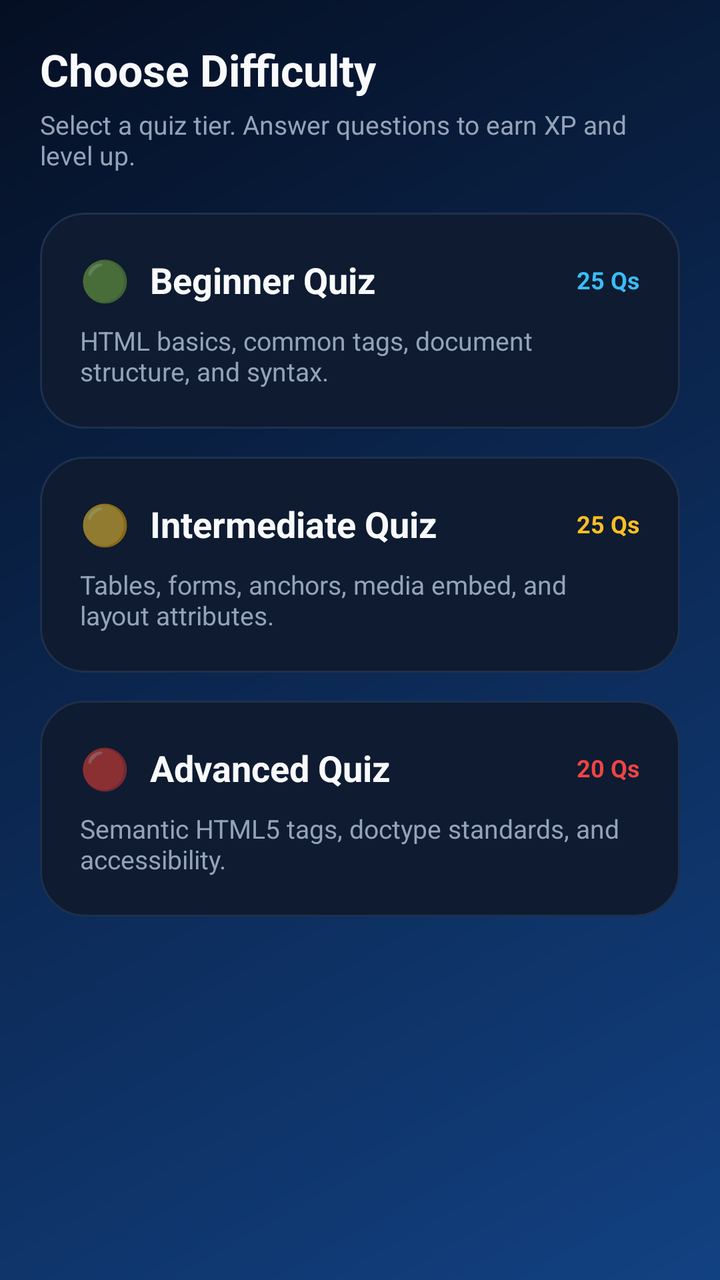
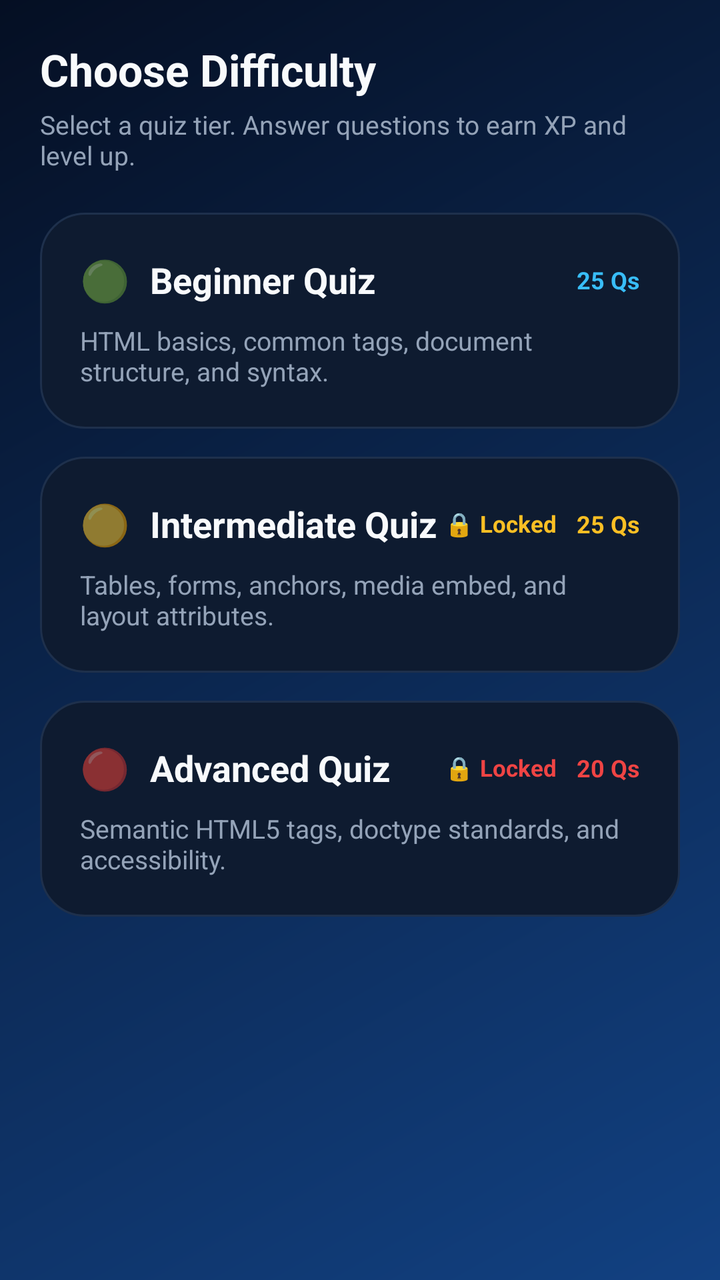

Screens rendered from an Android XML layout before and after an edit, with the pre-edit source and the edit as a unified diff.
<!-- AndroidManifest.xml: application theme Theme.DigiView -->
<!-- res/layout/layout_quiz_hub.xml -->
<?xml version="1.0" encoding="utf-8"?>
<FrameLayout
    xmlns:android="http://schemas.android.com/apk/res/android"
    xmlns:app="http://schemas.android.com/apk/res-auto"
    android:layout_width="match_parent"
    android:layout_height="match_parent">

    
    <ScrollView
        android:id="@+id/quizDifficultyView"
        android:layout_width="match_parent"
        android:layout_height="match_parent"
        android:fillViewport="true"
        android:visibility="visible">

        <LinearLayout
            android:layout_width="match_parent"
            android:layout_height="wrap_content"
            android:orientation="vertical"
            android:padding="20dp">

            <TextView
                android:layout_width="wrap_content"
                android:layout_height="wrap_content"
                android:text="Choose Difficulty"
                android:textColor="@color/text_white"
                android:textSize="22sp"
                android:textStyle="bold" />

            <TextView
                android:layout_width="wrap_content"
                android:layout_height="wrap_content"
                android:text="Select a quiz tier. Answer questions to earn XP and level up."
                android:textColor="@color/muted"
                android:textSize="13sp"
                android:layout_marginTop="4dp"
                android:layout_marginBottom="20dp" />

            
            <LinearLayout
                android:id="@+id/btnTierBeginner"
                android:layout_width="match_parent"
                android:layout_height="wrap_content"
                android:background="@drawable/bg_card"
                android:orientation="vertical"
                android:padding="20dp"
                android:clickable="true"
                android:focusable="true">

                <LinearLayout
                    android:layout_width="match_parent"
                    android:layout_height="wrap_content"
                    android:orientation="horizontal"
                    android:gravity="center_vertical">

                    <TextView
                        android:layout_width="wrap_content"
                        android:layout_height="wrap_content"
                        android:text="🟢"
                        android:textSize="20sp"
                        android:layout_marginEnd="10dp" />

                    <TextView
                        android:layout_width="0dp"
                        android:layout_height="wrap_content"
                        android:layout_weight="1"
                        android:text="Beginner Quiz"
                        android:textColor="@color/text_white"
                        android:textSize="18sp"
                        android:textStyle="bold" />

                    <TextView
                        android:layout_width="wrap_content"
                        android:layout_height="wrap_content"
                        android:text="25 Qs"
                        android:textColor="@color/cyan"
                        android:textSize="12sp"
                        android:textStyle="bold" />
                </LinearLayout>

                <TextView
                    android:layout_width="wrap_content"
                    android:layout_height="wrap_content"
                    android:text="HTML basics, common tags, document structure, and syntax."
                    android:textColor="@color/muted"
                    android:textSize="13sp"
                    android:layout_marginTop="8dp" />
            </LinearLayout>

            
            <LinearLayout
                android:id="@+id/btnTierIntermediate"
                android:layout_width="match_parent"
                android:layout_height="wrap_content"
                android:background="@drawable/bg_card"
                android:orientation="vertical"
                android:padding="20dp"
                android:clickable="true"
                android:focusable="true"
                android:layout_marginTop="14dp">

                <LinearLayout
                    android:layout_width="match_parent"
                    android:layout_height="wrap_content"
                    android:orientation="horizontal"
                    android:gravity="center_vertical">

                    <TextView
                        android:layout_width="wrap_content"
                        android:layout_height="wrap_content"
                        android:text="🟡"
                        android:textSize="20sp"
                        android:layout_marginEnd="10dp" />

                    <TextView
                        android:layout_width="0dp"
                        android:layout_height="wrap_content"
                        android:layout_weight="1"
                        android:text="Intermediate Quiz"
                        android:textColor="@color/text_white"
                        android:textSize="18sp"
                        android:textStyle="bold" />

                    <TextView
                        android:layout_width="wrap_content"
                        android:layout_height="wrap_content"
                        android:text="25 Qs"
                        android:textColor="@color/amber"
                        android:textSize="12sp"
                        android:textStyle="bold" />
                </LinearLayout>

                <TextView
                    android:layout_width="wrap_content"
                    android:layout_height="wrap_content"
                    android:text="Tables, forms, anchors, media embed, and layout attributes."
                    android:textColor="@color/muted"
                    android:textSize="13sp"
                    android:layout_marginTop="8dp" />
            </LinearLayout>

            
            <LinearLayout
                android:id="@+id/btnTierAdvanced"
                android:layout_width="match_parent"
                android:layout_height="wrap_content"
                android:background="@drawable/bg_card"
                android:orientation="vertical"
                android:padding="20dp"
                android:clickable="true"
                android:focusable="true"
                android:layout_marginTop="14dp">

                <LinearLayout
                    android:layout_width="match_parent"
                    android:layout_height="wrap_content"
                    android:orientation="horizontal"
                    android:gravity="center_vertical">

                    <TextView
                        android:layout_width="wrap_content"
                        android:layout_height="wrap_content"
                        android:text="🔴"
                        android:textSize="20sp"
                        android:layout_marginEnd="10dp" />

                    <TextView
                        android:layout_width="0dp"
                        android:layout_height="wrap_content"
                        android:layout_weight="1"
                        android:text="Advanced Quiz"
                        android:textColor="@color/text_white"
                        android:textSize="18sp"
                        android:textStyle="bold" />

                    <TextView
                        android:layout_width="wrap_content"
                        android:layout_height="wrap_content"
                        android:text="20 Qs"
                        android:textColor="@color/red"
                        android:textSize="12sp"
                        android:textStyle="bold" />
                </LinearLayout>

                <TextView
                    android:layout_width="wrap_content"
                    android:layout_height="wrap_content"
                    android:text="Semantic HTML5 tags, doctype standards, and accessibility."
                    android:textColor="@color/muted"
                    android:textSize="13sp"
                    android:layout_marginTop="8dp" />
            </LinearLayout>

            <View
                android:layout_width="match_parent"
                android:layout_height="32dp" />

        </LinearLayout>
    </ScrollView>

    
    <ScrollView
        android:id="@+id/quizActiveView"
        android:layout_width="match_parent"
        android:layout_height="match_parent"
        android:fillViewport="true"
        android:visibility="gone">

        <LinearLayout
            android:layout_width="match_parent"
            android:layout_height="wrap_content"
            android:orientation="vertical"
            android:padding="20dp">

            
            <LinearLayout
                android:layout_width="match_parent"
                android:layout_height="wrap_content"
                android:orientation="horizontal"
                android:gravity="center_vertical">

                <LinearLayout
                    android:layout_width="0dp"
                    android:layout_height="wrap_content"
                    android:layout_weight="1"
                    android:orientation="vertical">

                    <TextView
                        android:id="@+id/activeQuizTitle"
                        android:layout_width="wrap_content"
                        android:layout_height="wrap_content"
                        android:text="Beginner Quiz"
                        android:textColor="@color/text_white"
                        android:textSize="20sp"
                        android:textStyle="bold" />

                    <TextView
                        android:id="@+id/activeQuizProgress"
                        android:layout_width="wrap_content"
                        android:layout_height="wrap_content"
                        android:text="Question 1 of 5"
                        android:textColor="@color/cyan"
                        android:textSize="12sp"
                        android:layout_marginTop="2dp" />
                </LinearLayout>

                <com.google.android.material.button.MaterialButton
                    android:id="@+id/btnActiveExitQuiz"
                    android:layout_width="wrap_content"
                    android:layout_height="38dp"
                    android:text="Exit"
                    android:textColor="@color/red"
                    android:textSize="12sp"
                    android:textStyle="bold"
                    app:cornerRadius="19dp"
                    app:strokeColor="@color/red"
                    app:strokeWidth="1dp"
                    android:backgroundTint="#26EF4444" />
            </LinearLayout>

            
            <LinearLayout
                android:layout_width="match_parent"
                android:layout_height="wrap_content"
                android:background="@drawable/bg_card"
                android:orientation="vertical"
                android:padding="22dp"
                android:layout_marginTop="16dp">

                <LinearLayout
                    android:layout_width="match_parent"
                    android:layout_height="wrap_content"
                    android:orientation="horizontal"
                    android:gravity="center_vertical">

                    <TextView
                        android:id="@+id/tvActiveHearts"
                        android:layout_width="0dp"
                        android:layout_height="wrap_content"
                        android:layout_weight="1"
                        android:text="❤️❤️❤️❤️❤️"
                        android:textSize="15sp" />

                    <TextView
                        android:id="@+id/tvActiveQuestionNumber"
                        android:layout_width="wrap_content"
                        android:layout_height="wrap_content"
                        android:text="QUESTION 01"
                        android:textColor="@color/cyan"
                        android:textSize="12sp"
                        android:textStyle="bold"
                        android:letterSpacing="0.08" />
                </LinearLayout>

                <TextView
                    android:id="@+id/tvActiveQuestionText"
                    android:layout_width="match_parent"
                    android:layout_height="wrap_content"
                    android:text="What does HTML stand for?"
                    android:textColor="@color/text_white"
                    android:textSize="18sp"
                    android:textStyle="bold"
                    android:lineSpacingExtra="4dp"
                    android:layout_marginTop="12dp" />
            </LinearLayout>

            
            <LinearLayout
                android:id="@+id/activeOptA"
                android:layout_width="match_parent"
                android:layout_height="wrap_content"
                android:background="@drawable/bg_option_normal"
                android:orientation="horizontal"
                android:gravity="center_vertical"
                android:padding="16dp"
                android:clickable="true"
                android:focusable="true"
                android:layout_marginTop="16dp">

                <TextView
                    android:id="@+id/tvActiveOptionBadgeA"
                    android:layout_width="32dp"
                    android:layout_height="32dp"
                    android:background="@drawable/bg_pill"
                    android:gravity="center"
                    android:text="A"
                    android:textColor="@color/cyan"
                    android:textSize="13sp"
                    android:textStyle="bold"
                    android:layout_marginEnd="12dp" />

                <TextView
                    android:id="@+id/tvActiveOptionA"
                    android:layout_width="0dp"
                    android:layout_height="wrap_content"
                    android:layout_weight="1"
                    android:text="Option A"
                    android:textColor="@color/text_white"
                    android:textSize="14sp" />
            </LinearLayout>

            <LinearLayout
                android:id="@+id/activeOptB"
                android:layout_width="match_parent"
                android:layout_height="wrap_content"
                android:background="@drawable/bg_option_normal"
                android:orientation="horizontal"
                android:gravity="center_vertical"
                android:padding="16dp"
                android:clickable="true"
                android:focusable="true"
                android:layout_marginTop="10dp">

                <TextView
                    android:id="@+id/tvActiveOptionBadgeB"
                    android:layout_width="32dp"
                    android:layout_height="32dp"
                    android:background="@drawable/bg_pill"
                    android:gravity="center"
                    android:text="B"
                    android:textColor="@color/cyan"
                    android:textSize="13sp"
                    android:textStyle="bold"
                    android:layout_marginEnd="12dp" />

                <TextView
                    android:id="@+id/tvActiveOptionB"
                    android:layout_width="0dp"
                    android:layout_height="wrap_content"
                    android:layout_weight="1"
                    android:text="Option B"
                    android:textColor="@color/text_white"
                    android:textSize="14sp" />
            </LinearLayout>

            <LinearLayout
                android:id="@+id/activeOptC"
                android:layout_width="match_parent"
                android:layout_height="wrap_content"
                android:background="@drawable/bg_option_normal"
                android:orientation="horizontal"
                android:gravity="center_vertical"
                android:padding="16dp"
                android:clickable="true"
                android:focusable="true"
                android:layout_marginTop="10dp">

                <TextView
                    android:id="@+id/tvActiveOptionBadgeC"
                    android:layout_width="32dp"
                    android:layout_height="32dp"
                    android:background="@drawable/bg_pill"
                    android:gravity="center"
                    android:text="C"
                    android:textColor="@color/cyan"
                    android:textSize="13sp"
                    android:textStyle="bold"
                    android:layout_marginEnd="12dp" />

                <TextView
                    android:id="@+id/tvActiveOptionC"
                    android:layout_width="0dp"
                    android:layout_height="wrap_content"
                    android:layout_weight="1"
                    android:text="Option C"
                    android:textColor="@color/text_white"
                    android:textSize="14sp" />
            </LinearLayout>

            <LinearLayout
                android:id="@+id/activeOptD"
                android:layout_width="match_parent"
                android:layout_height="wrap_content"
                android:background="@drawable/bg_option_normal"
                android:orientation="horizontal"
                android:gravity="center_vertical"
                android:padding="16dp"
                android:clickable="true"
                android:focusable="true"
                android:layout_marginTop="10dp">

                <TextView
                    android:id="@+id/tvActiveOptionBadgeD"
                    android:layout_width="32dp"
                    android:layout_height="32dp"
                    android:background="@drawable/bg_pill"
                    android:gravity="center"
                    android:text="D"
                    android:textColor="@color/cyan"
                    android:textSize="13sp"
                    android:textStyle="bold"
                    android:layout_marginEnd="12dp" />

                <TextView
                    android:id="@+id/tvActiveOptionD"
                    android:layout_width="0dp"
                    android:layout_height="wrap_content"
                    android:layout_weight="1"
                    android:text="Option D"
                    android:textColor="@color/text_white"
                    android:textSize="14sp" />
            </LinearLayout>

            
            <TextView
                android:id="@+id/tvActiveFeedback"
                android:layout_width="wrap_content"
                android:layout_height="wrap_content"
                android:text="Choose the best answer."
                android:textColor="@color/muted"
                android:textSize="13sp"
                android:layout_marginTop="14dp" />

            
            <com.google.android.material.button.MaterialButton
                android:id="@+id/btnActiveSubmit"
                android:layout_width="match_parent"
                android:layout_height="52dp"
                android:backgroundTint="@color/blue"
                android:text="Submit Answer"
                android:textColor="@color/text_white"
                android:textSize="15sp"
                android:textStyle="bold"
                app:cornerRadius="26dp"
                android:layout_marginTop="12dp" />

            
            <com.google.android.material.button.MaterialButton
                android:id="@+id/btnActiveNext"
                android:layout_width="match_parent"
                android:layout_height="52dp"
                android:backgroundTint="@color/cyan"
                android:text="Next Question →"
                android:textColor="@color/d_sidebar"
                android:textSize="15sp"
                android:textStyle="bold"
                app:cornerRadius="26dp"
                android:visibility="gone"
                android:layout_marginTop="10dp" />

            <View
                android:layout_width="match_parent"
                android:layout_height="32dp" />

        </LinearLayout>
    </ScrollView>

    
    <ScrollView
        android:id="@+id/quizResultView"
        android:layout_width="match_parent"
        android:layout_height="match_parent"
        android:fillViewport="true"
        android:visibility="gone">

        <LinearLayout
            android:layout_width="match_parent"
            android:layout_height="wrap_content"
            android:orientation="vertical"
            android:padding="24dp"
            android:gravity="center_horizontal">

            <TextView
                android:id="@+id/tvResultEmoji"
                android:layout_width="wrap_content"
                android:layout_height="wrap_content"
                android:text="🏆"
                android:textSize="64sp"
                android:layout_marginTop="16dp" />

            <TextView
                android:id="@+id/tvResultHeading"
                android:layout_width="wrap_content"
                android:layout_height="wrap_content"
                android:text="Quiz Completed!"
                android:textColor="@color/text_white"
                android:textSize="26sp"
                android:textStyle="bold"
                android:layout_marginTop="8dp" />

            <TextView
                android:id="@+id/tvResultBadge"
                android:layout_width="wrap_content"
                android:layout_height="wrap_content"
                android:background="@drawable/bg_badge_success"
                android:paddingStart="16dp"
                android:paddingTop="6dp"
                android:paddingEnd="16dp"
                android:paddingBottom="6dp"
                android:text="PASSED ✅"
                android:textColor="@color/green"
                android:textSize="13sp"
                android:textStyle="bold"
                android:layout_marginTop="12dp" />

            
            <LinearLayout
                android:layout_width="match_parent"
                android:layout_height="wrap_content"
                android:background="@drawable/bg_card"
                android:orientation="vertical"
                android:padding="22dp"
                android:layout_marginTop="24dp">

                <LinearLayout
                    android:layout_width="match_parent"
                    android:layout_height="wrap_content"
                    android:orientation="horizontal">

                    <TextView
                        android:id="@+id/tvResultScore"
                        android:layout_width="0dp"
                        android:layout_height="wrap_content"
                        android:layout_weight="1"
                        android:text="4 / 5"
                        android:textColor="@color/text_white"
                        android:textSize="24sp"
                        android:textStyle="bold" />

                    <TextView
                        android:id="@+id/tvResultPercent"
                        android:layout_width="wrap_content"
                        android:layout_height="wrap_content"
                        android:text="80%"
                        android:textColor="@color/cyan"
                        android:textSize="20sp"
                        android:textStyle="bold" />
                </LinearLayout>

                <ProgressBar
                    android:id="@+id/resultProgressBar"
                    style="@android:style/Widget.ProgressBar.Horizontal"
                    android:layout_width="match_parent"
                    android:layout_height="12dp"
                    android:progressDrawable="@drawable/bg_progress_pill"
                    android:progress="80"
                    android:layout_marginTop="12dp" />

                <TextView
                    android:id="@+id/tvResultXpGained"
                    android:layout_width="wrap_content"
                    android:layout_height="wrap_content"
                    android:text="⚡ +40 XP Earned"
                    android:textColor="@color/gold"
                    android:textSize="14sp"
                    android:textStyle="bold"
                    android:layout_marginTop="14dp" />
            </LinearLayout>

            <com.google.android.material.button.MaterialButton
                android:id="@+id/btnResultReturn"
                android:layout_width="match_parent"
                android:layout_height="52dp"
                android:backgroundTint="@color/blue"
                android:text="Return to Hub"
                android:textColor="@color/text_white"
                android:textSize="15sp"
                android:textStyle="bold"
                app:cornerRadius="26dp"
                android:layout_marginTop="28dp" />

            <View
                android:layout_width="match_parent"
                android:layout_height="32dp" />

        </LinearLayout>
    </ScrollView>

</FrameLayout>
<!-- resources referenced by this layout -->
<resources>
  <color name="amber">#FBBF24</color>
  <color name="blue">#2563EB</color>
  <color name="cyan">#38BDF8</color>
  <color name="d_sidebar">#060F1E</color>
  <color name="gold">#FACC15</color>
  <color name="green">#22C55E</color>
  <color name="muted">#94A3B8</color>
  <color name="red">#EF4444</color>
  <color name="text_white">#F8FAFC</color>
  <!-- drawable bg_badge_success (drawable) -->
  <?xml version="1.0" encoding="utf-8"?>
  <shape xmlns:android="http://schemas.android.com/apk/res/android"
      android:shape="rectangle">
      <corners android:radius="14dp" />
      <solid android:color="#2622C55E" />
      <stroke
          android:width="1.2dp"
          android:color="#8022C55E" />
  </shape>
  <!-- drawable bg_card (drawable) -->
  <?xml version="1.0" encoding="utf-8"?>
  <shape xmlns:android="http://schemas.android.com/apk/res/android"
      android:shape="rectangle">
      <solid android:color="@color/d_card" />
      <stroke
          android:width="1dp"
          android:color="@color/d_line" />
      <corners android:radius="22dp" />
  </shape>
  <!-- drawable bg_option_normal (drawable) -->
  <?xml version="1.0" encoding="utf-8"?>
  <selector xmlns:android="http://schemas.android.com/apk/res/android">
      <item android:state_pressed="true">
          <shape android:shape="rectangle">
              <solid android:color="@color/panel2" />
              <stroke android:width="1.5dp" android:color="@color/cyan" />
              <corners android:radius="16dp" />
          </shape>
      </item>
      <item>
          <shape android:shape="rectangle">
              <solid android:color="@color/d_card" />
              <stroke android:width="1dp" android:color="@color/d_line" />
              <corners android:radius="16dp" />
          </shape>
      </item>
  </selector>
  <!-- drawable bg_pill (drawable) -->
  <?xml version="1.0" encoding="utf-8"?>
  <shape xmlns:android="http://schemas.android.com/apk/res/android"
      android:shape="rectangle">
      <corners android:radius="20dp" />
      <solid android:color="#0F213A" />
      <stroke
          android:width="1dp"
          android:color="@color/d_line" />
  </shape>
  <style name="Theme.DigiView" parent="Theme.MaterialComponents.DayNight.NoActionBar">
          
          <item name="colorPrimary">@color/blue</item>
          <item name="colorPrimaryVariant">@color/blue_hover</item>
          <item name="colorOnPrimary">@color/text_white</item>
  
          
          <item name="colorSecondary">@color/cyan</item>
          <item name="colorSecondaryVariant">@color/cyan_glow</item>
          <item name="colorOnSecondary">@color/d_sidebar</item>
  
          
          <item name="android:statusBarColor">@color/d_top</item>
          <item name="android:navigationBarColor">@color/d_sidebar</item>
          <item name="android:windowBackground">@drawable/bg_gradient</item>
      </style>
  <color name="d_card">#0E1B30</color>
  <color name="d_line">#1E304C</color>
  <color name="panel2">#142943</color>
  <color name="blue_hover">#1D4ED8</color>
  <color name="cyan_glow">#22D3EE</color>
  <color name="d_top">#071120</color>
  <!-- drawable bg_gradient (drawable) -->
  <?xml version="1.0" encoding="utf-8"?>
  <shape xmlns:android="http://schemas.android.com/apk/res/android"
      android:shape="rectangle">
      <gradient
          android:type="linear"
          android:angle="315"
          android:startColor="@color/d_bg_start"
          android:endColor="@color/d_bg_end" />
  </shape>
  <color name="d_bg_start">#050F23</color>
  <color name="d_bg_end">#124182</color>
  <!-- unchanged entries left out for length: 1 -->
</resources>

<!-- the commit's change to res/layout/layout_quiz_hub.xml (unified diff, before → after) -->
@@ -122,6 +122,16 @@
                         android:textStyle="bold" />
 
                     <TextView
+                        android:id="@+id/tvLockIntermediate"
+                        android:layout_width="wrap_content"
+                        android:layout_height="wrap_content"
+                        android:text="🔒 Locked"
+                        android:textColor="@color/amber"
+                        android:textSize="11.5sp"
+                        android:textStyle="bold"
+                        android:layout_marginEnd="10dp" />
+
+                    <TextView
                         android:layout_width="wrap_content"
                         android:layout_height="wrap_content"
                         android:text="25 Qs"
@@ -172,6 +182,16 @@
                         android:textColor="@color/text_white"
                         android:textSize="18sp"
                         android:textStyle="bold" />
+
+                    <TextView
+                        android:id="@+id/tvLockAdvanced"
+                        android:layout_width="wrap_content"
+                        android:layout_height="wrap_content"
+                        android:text="🔒 Locked"
+                        android:textColor="@color/red"
+                        android:textSize="11.5sp"
+                        android:textStyle="bold"
+                        android:layout_marginEnd="10dp" />
 
                     <TextView
                         android:layout_width="wrap_content"
